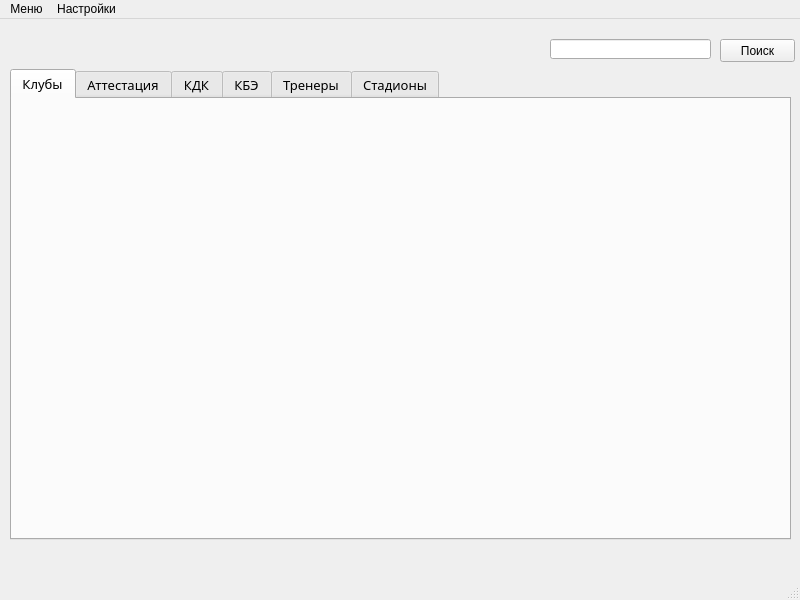
The window that MFF_Base.ui (Eremi1245/MB) describes before a commit, drawn with Qt 5.
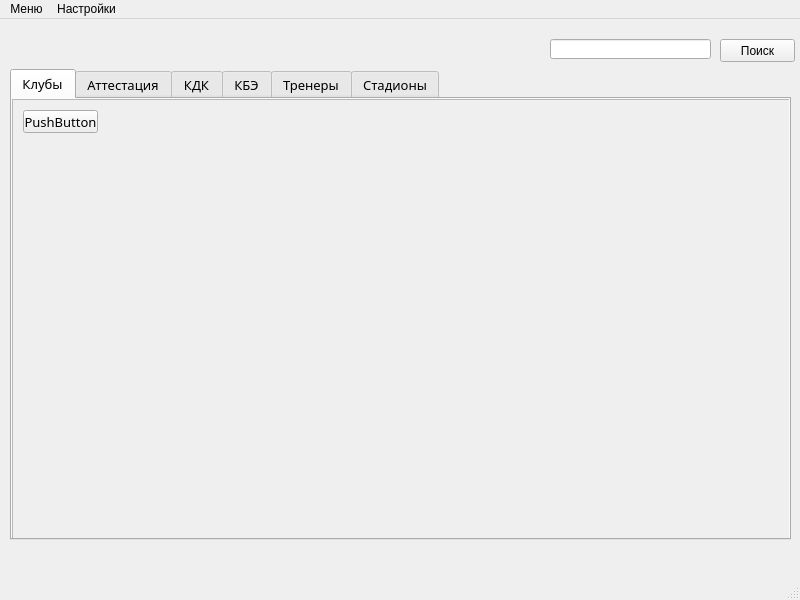
The same window after the commit.

```diff
--- a/MFF_Base.ui
+++ b/MFF_Base.ui
@@ -68,6 +68,42 @@
      <attribute name="title">
       <string>Клубы</string>
      </attribute>
+     <widget class="QScrollArea" name="scrollArea">
+      <property name="geometry">
+       <rect>
+        <x>0</x>
+        <y>0</y>
+        <width>781</width>
+        <height>451</height>
+       </rect>
+      </property>
+      <property name="widgetResizable">
+       <bool>true</bool>
+      </property>
+      <widget class="QWidget" name="scrollAreaWidgetContents">
+       <property name="geometry">
+        <rect>
+         <x>0</x>
+         <y>0</y>
+         <width>779</width>
+         <height>449</height>
+        </rect>
+       </property>
+       <widget class="QPushButton" name="pushButton_2">
+        <property name="geometry">
+         <rect>
+          <x>10</x>
+          <y>10</y>
+          <width>75</width>
+          <height>23</height>
+         </rect>
+        </property>
+        <property name="text">
+         <string>PushButton</string>
+        </property>
+       </widget>
+      </widget>
+     </widget>
     </widget>
     <widget class="QWidget" name="tab_6">
      <attribute name="title">
```
